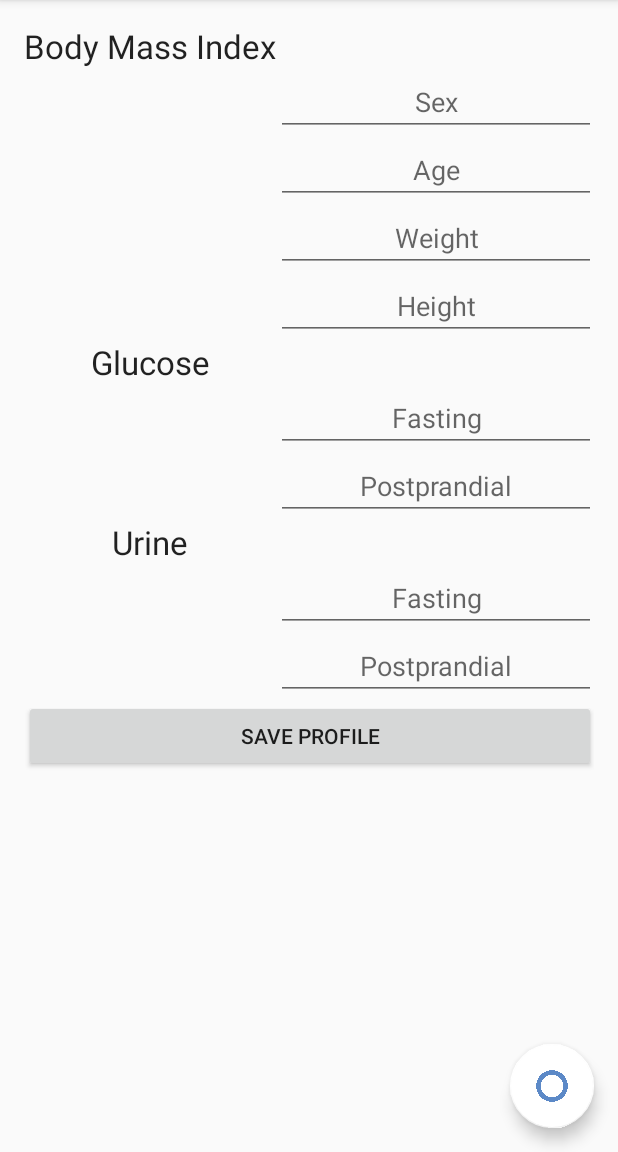
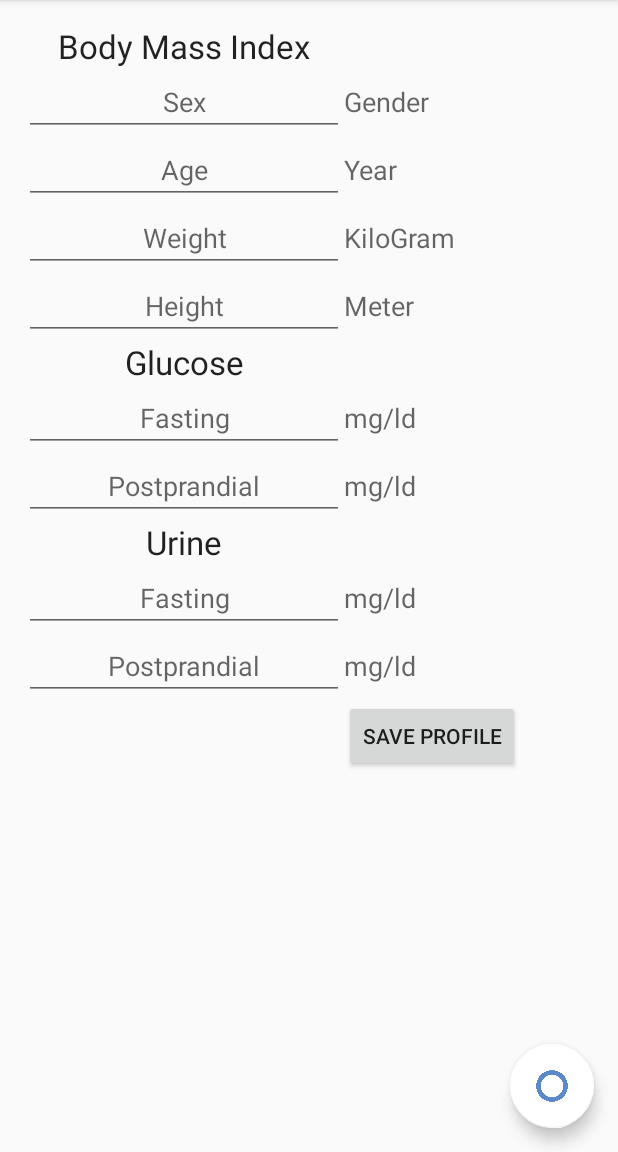
Before and after one commit to mehulkatara-zz/HealthTrack, an Android app: the fragment fragment_profile placed in its activity, on a phone screen of 412 x 824 dp, the part 84-1236 px from its top. Run offline under Robolectric (Android 15) with nearby library versions, the phone set to English and light mode, and no system bars.

Commit message:
Unit added and icon changed

```diff
--- a/app/src/main/java/youtube/demo/youtubedemo/Fragments/fragment_profile.java
+++ b/app/src/main/java/youtube/demo/youtubedemo/Fragments/fragment_profile.java
@@ -20,6 +20,7 @@ public class fragment_profile extends Fragment {
 
     EditText age,sex,weight,height,gpre,gpost,upre,upost;
     Button button;
+
 
 
 
@@ -64,7 +65,8 @@ public class fragment_profile extends Fragment {
         upost = edtTextupost;
         edtTextupost.setText(fillupost);
 
-/*
+
+       /*
 
         age = (EditText) view.findViewById(R.id.age);
         sex = (EditText) view.findViewById(R.id.sex);
@@ -98,6 +100,7 @@ public class fragment_profile extends Fragment {
 
 
 
+
                 editor.apply();
                 Toast.makeText(getActivity(),"Profile Saved",Toast.LENGTH_LONG).show();
             }
--- a/app/src/main/res/layout/fragment_profile.xml
+++ b/app/src/main/res/layout/fragment_profile.xml
@@ -36,7 +36,16 @@
                     android:hint="Sex"
                     android:textAlignment="center"
                     android:id="@+id/sex"
-                    android:layout_column="2" />
+                    android:layout_column="1" />
+
+                <TextView
+                    android:layout_width="wrap_content"
+                    android:layout_height="wrap_content"
+                    android:textAppearance="?android:attr/textAppearanceMedium"
+                    android:text="Gender"
+                    android:id="@+id/textView8"
+                    android:layout_column="4" />
+
             </TableRow>
 
             <TableRow
@@ -51,7 +60,15 @@
                     android:hint="Age"
                     android:textAlignment="center"
                     android:id="@+id/age"
-                    android:layout_column="2" />
+                    android:layout_column="1" />
+
+                <TextView
+                    android:layout_width="wrap_content"
+                    android:layout_height="wrap_content"
+                    android:textAppearance="?android:attr/textAppearanceMedium"
+                    android:text="Year"
+                    android:id="@+id/textView9"
+                    android:layout_column="4" />
             </TableRow>
 
             <TableRow
@@ -66,7 +83,15 @@
                     android:ems="10"
                     android:id="@+id/weight"
                     android:textAlignment="center"
-                    android:layout_column="2" />
+                    android:layout_column="1" />
+
+                <TextView
+                    android:layout_width="wrap_content"
+                    android:layout_height="wrap_content"
+                    android:textAppearance="?android:attr/textAppearanceMedium"
+                    android:text="KiloGram"
+                    android:id="@+id/textView10"
+                    android:layout_column="4" />
             </TableRow>
 
             <TableRow
@@ -77,28 +102,19 @@
                     android:layout_width="wrap_content"
                     android:textAlignment="center"
                     android:layout_height="wrap_content"
-                    android:inputType="number"
+                    android:inputType="numberDecimal"
                     android:ems="10"
                     android:hint="Height"
                     android:id="@+id/height"
-                    android:layout_column="2" />
-            </TableRow>
+                    android:layout_column="1" />
 
-            <TableRow
-                android:layout_width="match_parent"
-                android:layout_height="match_parent">
-
-                <TableLayout
-                    android:layout_width="match_parent"
-                    android:layout_height="match_parent">
-
-                    <TableRow
-                        android:layout_width="match_parent"
-                        android:layout_height="match_parent">
-
-                    </TableRow>
-
-                </TableLayout>
+                <TextView
+                    android:layout_width="wrap_content"
+                    android:layout_height="wrap_content"
+                    android:textAppearance="?android:attr/textAppearanceMedium"
+                    android:text="Meter"
+                    android:id="@+id/textView11"
+                    android:layout_column="4" />
             </TableRow>
 
             <TableRow
@@ -125,7 +141,15 @@
                     android:id="@+id/gpre"
                     android:hint="Fasting"
                     android:textAlignment="center"
-                    android:layout_column="2" />
+                    android:layout_column="1" />
+
+                <TextView
+                    android:layout_width="wrap_content"
+                    android:layout_height="wrap_content"
+                    android:textAppearance="?android:attr/textAppearanceMedium"
+                    android:text="mg/ld"
+                    android:id="@+id/textView12"
+                    android:layout_column="4" />
             </TableRow>
 
             <TableRow
@@ -138,7 +162,15 @@
                     android:id="@+id/gpost"
                     android:hint="Postprandial"
                     android:textAlignment="center"
-                    android:layout_column="2" />
+                    android:layout_column="1" />
+
+                <TextView
+                    android:layout_width="wrap_content"
+                    android:layout_height="wrap_content"
+                    android:textAppearance="?android:attr/textAppearanceMedium"
+                    android:text="mg/ld"
+                    android:id="@+id/textView13"
+                    android:layout_column="4" />
             </TableRow>
 
             <TableRow
@@ -164,7 +196,15 @@
                     android:id="@+id/upre"
                     android:hint="Fasting"
                     android:textAlignment="center"
-                    android:layout_column="2" />
+                    android:layout_column="1" />
+
+                <TextView
+                    android:layout_width="wrap_content"
+                    android:layout_height="wrap_content"
+                    android:textAppearance="?android:attr/textAppearanceMedium"
+                    android:text="mg/ld"
+                    android:id="@+id/textView14"
+                    android:layout_column="4" />
             </TableRow>
 
             <TableRow
@@ -177,12 +217,16 @@
                     android:id="@+id/upost"
                     android:hint="Postprandial"
                     android:textAlignment="center"
-                    android:layout_column="2" />
+                    android:layout_column="1" />
+
+                <TextView
+                    android:layout_width="wrap_content"
+                    android:layout_height="wrap_content"
+                    android:textAppearance="?android:attr/textAppearanceMedium"
+                    android:text="mg/ld"
+                    android:id="@+id/textView15"
+                    android:layout_column="4" />
             </TableRow>
-
-            <TableRow
-                android:layout_width="match_parent"
-                android:layout_height="match_parent"></TableRow>
 
             <TableRow
                 android:layout_width="match_parent"
@@ -192,21 +236,12 @@
 
             <TableRow
                 android:layout_width="match_parent"
-                android:layout_height="match_parent"></TableRow>
-
-            <TableRow
-                android:layout_width="match_parent"
-                android:layout_height="match_parent"></TableRow>
-
-            <TableRow
-                android:layout_width="match_parent"
                 android:layout_height="match_parent">
 
                 <Button
                     android:text="Save Profile"
                     android:id="@+id/button"
-                    android:layout_column="1"
-                    android:layout_span="2" />
+                    android:layout_column="4" />
             </TableRow>
 
         </TableLayout>
```
Also changed, not shown: app/src/main/java/youtube/demo/youtubedemo/Fragments/fragment_probability.java (+51 -1 lines), app/src/main/res/layout/fragment_probability.xml (+59 -8 lines).
